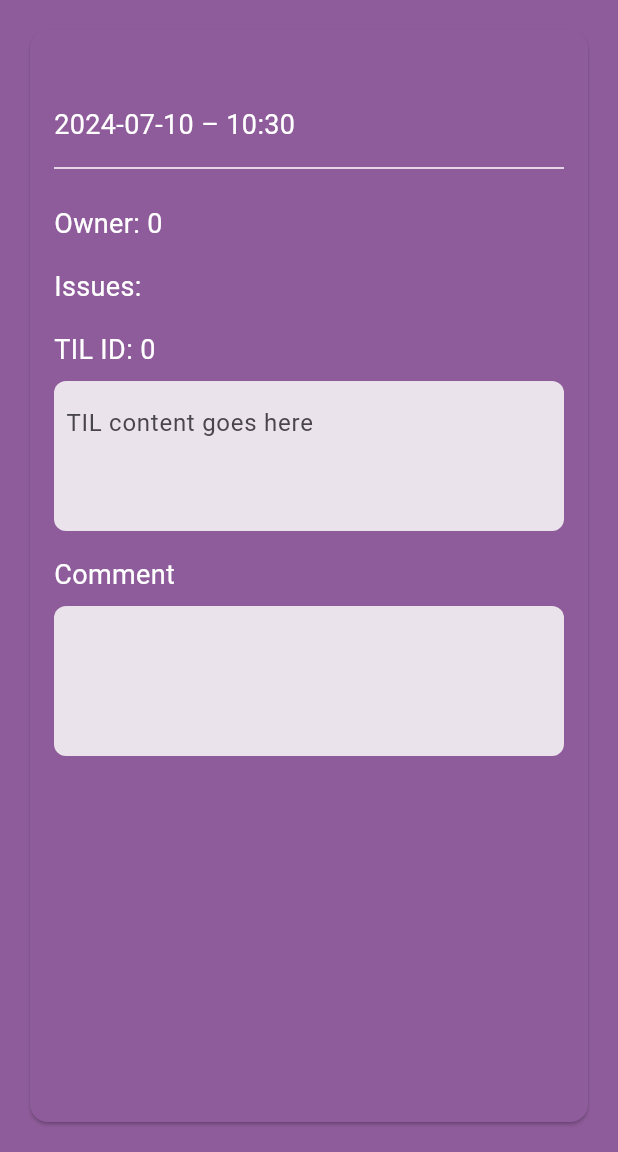
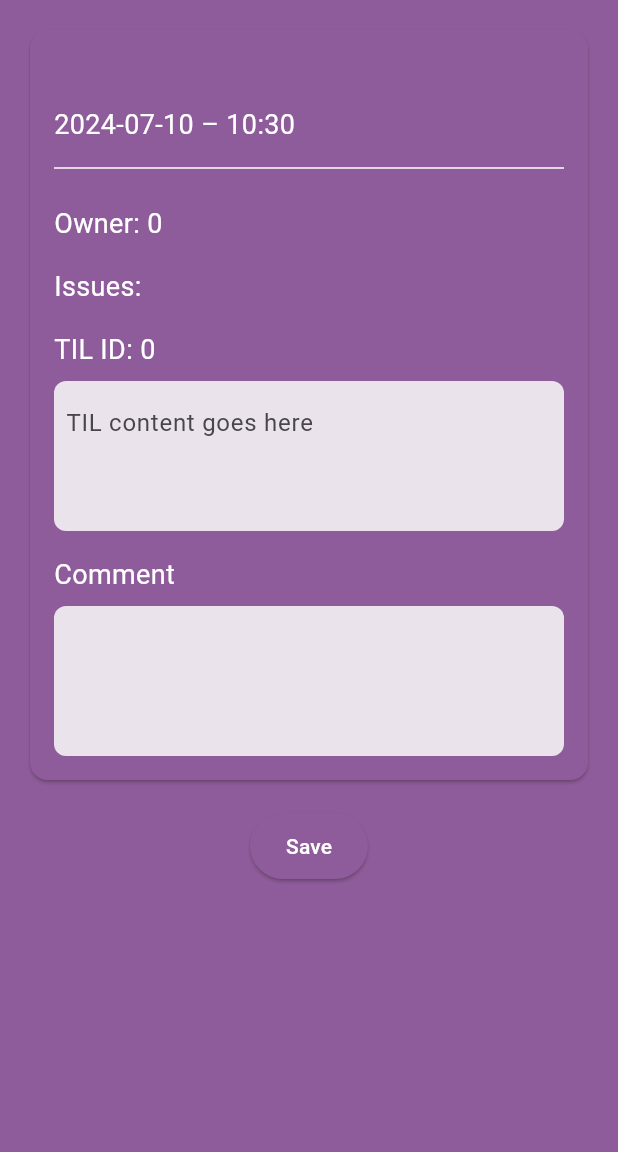
Before and after one commit to madcamp02/front, a Flutter app: the CommitDetailScreen screen opened directly with empty values, on a phone screen of 412 x 824 dp, the part 84-1236 px from its top. Run offline on Flutter 3.47's test engine with Material 3 defaults, Android fonts, the phone set to English and light mode, and no system bars; our stand-ins replace flutter_dotenv, tuple, uni_links; network calls fail.

Commit message:
TIL LOADED

```diff
--- a/lib/screens/commit_detail_screen.dart
+++ b/lib/screens/commit_detail_screen.dart
@@ -25,6 +25,7 @@ class _CommitDetailScreenState extends State<CommitDetailScreen> {
   @override
   void initState() {
     super.initState();
+    fetchTil();
     // tilController.text = widget.commit.tilContent ?? 'TIL content goes here';
   }
 
@@ -35,13 +36,30 @@ class _CommitDetailScreenState extends State<CommitDetailScreen> {
     if (response.statusCode == 200) {
       final data = json.decode(response.body);
       setState(() {
-        til = TIL.fromJson(data['til']);
-        tilController.text = til?.tilContent ?? 'TIL content goes here';
+        // print(data['til']['tilObj']);
+        print(data['til']);
+        tilController.text = json.decode(data['til'])[0]['til_content'];
       });
       print('Success to load til');
     } else {
       // Handle the error appropriately here
       print('Failed to load til');
+    }
+  }
+
+  Future<void> saveTil() async {
+    final response = await http.patch(
+      Uri.parse('http://34.47.114.222:3000/gitcat/patch/til?user_github_id=${widget.userGithubId}&commit_id=${widget.commit.commitId}&gitcat_secret=${widget.storedSecret}'),
+      headers: {'Content-Type': 'application/json'},
+      body: json.encode({
+        'til_content': tilController.text,
+      }),
+    );
+
+    if (response.statusCode == 200) {
+      print('TIL content saved successfully');
+    } else {
+      print('Failed to save TIL content');
     }
   }
 
@@ -73,9 +91,13 @@ class _CommitDetailScreenState extends State<CommitDetailScreen> {
           ),
         ],
       ),
-      body: Padding(
+      body: SingleChildScrollView(
+        child: Padding(
           padding: const EdgeInsets.all(16.0),
-        child: Card(
+          child: Column(
+            crossAxisAlignment: CrossAxisAlignment.start,
+            children: [
+              Card(
                 color: Color(0xFF8E5C9A),
                 shape: RoundedRectangleBorder(
                   borderRadius: BorderRadius.circular(12),
@@ -168,6 +190,20 @@ class _CommitDetailScreenState extends State<CommitDetailScreen> {
                   ),
                 ),
               ),
+              SizedBox(height: 16),
+              Center(
+                child: ElevatedButton(
+                  onPressed: saveTil,
+                  child: Text('Save'),
+                  style: ElevatedButton.styleFrom(
+                    foregroundColor: Colors.white, backgroundColor: Color(0xFF8E5C9A), // Text color
+                    padding: EdgeInsets.symmetric(horizontal: 24, vertical: 12),
+                  ),
+                ),
+              ),
+            ],
+          ),
+        ),
       ),
     );
   }
```
Also changed, not shown: lib/models/til.dart (+6 -5 lines). Lines whose indentation alone changed are shown as unchanged.
